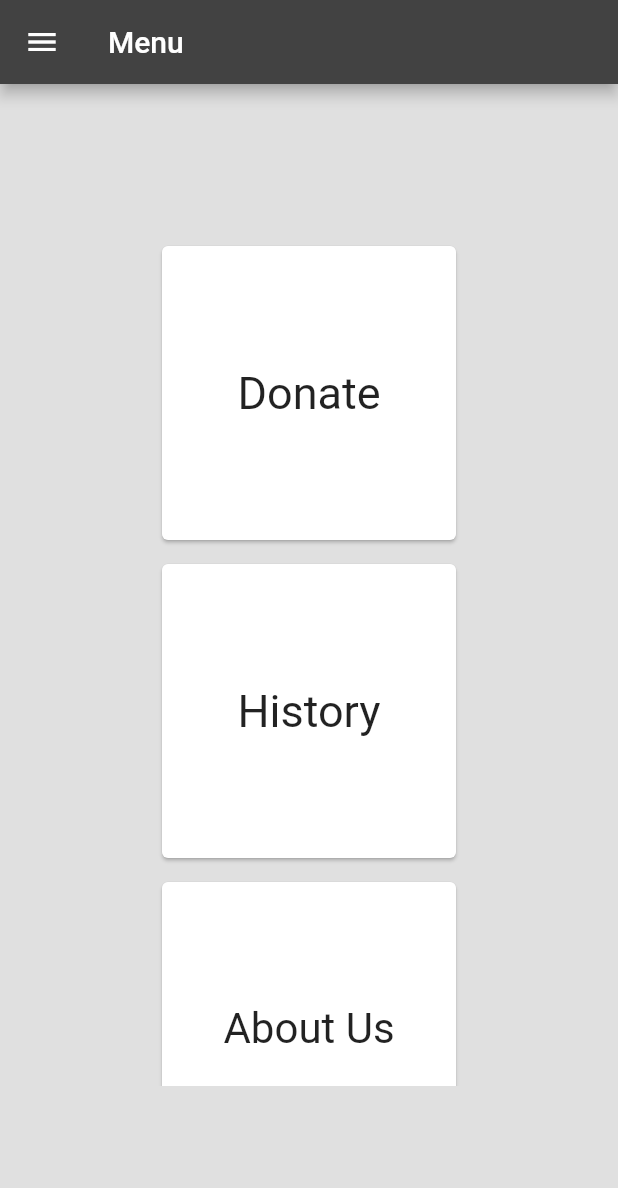
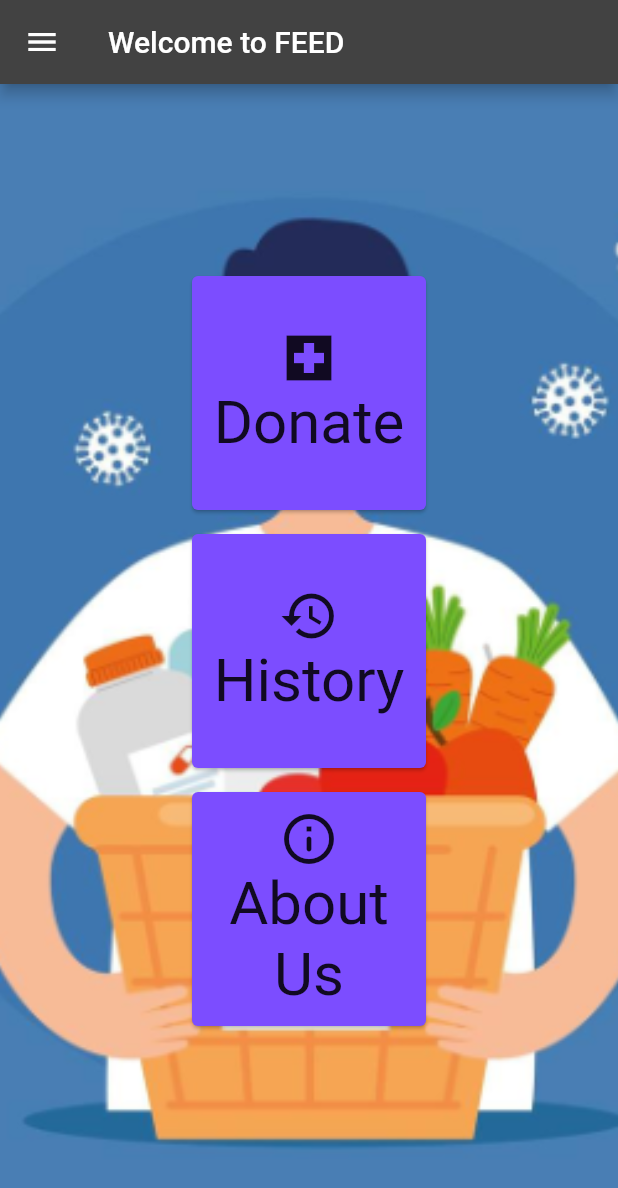
Before and after one commit to SauravSushil/FEED-App, a Flutter app: the DonateHome screen opened by its route, on a phone screen of 412 x 824 dp. Shown: the top 1188 px of the screen. Run offline on Flutter 3.47's test engine with Material 2 defaults, Android fonts, the phone set to English and light mode, and no system bars; our stand-ins replace cloud_firestore, firebase_auth, firebase_core, geolocator, google_fonts, google_maps_flutter; accounts and stored records are empty.

Commit message:
Donate homepage change

```diff
--- a/lib/DonateHome.dart
+++ b/lib/DonateHome.dart
@@ -1,8 +1,10 @@
 import 'package:Feed/aboutUs.dart';
 import 'package:Feed/login_page.dart';
+import 'package:cloud_firestore/cloud_firestore.dart';
 import 'package:flutter/material.dart';
 import 'package:flutter/src/widgets/container.dart';
 import 'package:flutter/src/widgets/framework.dart';
+import 'package:geolocator/geolocator.dart';
 import 'Donatepage.dart';
 import 'package:Feed/donations_page.dart';
 
@@ -14,68 +16,184 @@ class DonateHome extends StatefulWidget {
 }
 
 class _DonateHomeState extends State<DonateHome> {
+  Future<Map<String, String>> getCurrentPosition() async {
+    LocationPermission permission = await Geolocator.checkPermission();
+    if (permission == LocationPermission.denied ||
+        permission == LocationPermission.deniedForever) {
+      print("Permissions not given");
+      LocationPermission asked = await Geolocator.requestPermission();
+      return {"Latitude": "", "Longitude": ""};
+    } else {
+      Position currentposition = await Geolocator.getCurrentPosition(
+          desiredAccuracy: LocationAccuracy.best);
+      print("Latitude: " + currentposition.latitude.toString());
+      print("Longitude: " + currentposition.longitude.toString());
+      return {
+        "Latitude": currentposition.latitude.toString(),
+        "Longitude": currentposition.longitude.toString()
+      };
+    }
+  }
+
+  final CollectionReference _posts =
+      FirebaseFirestore.instance.collection("Posts");
+
+  final TextEditingController _foodTypeController = TextEditingController();
+  final TextEditingController _foodAmtController = TextEditingController();
+  final TextEditingController _donorController = TextEditingController();
+  final TextEditingController _phNumController = TextEditingController();
+  final TextEditingController _pTimeController = TextEditingController();
+  final TextEditingController _pDateController = TextEditingController();
+  final TextEditingController _pLocationController = TextEditingController();
+
+  Future<void> _create([DocumentSnapshot? documentSnapshot]) async {
+    await showModalBottomSheet(
+        isScrollControlled: true,
+        context: context,
+        builder: (BuildContext ctx) {
+          return Padding(
+            padding: EdgeInsets.only(
+                top: 20,
+                left: 20,
+                right: 20,
+                bottom: MediaQuery.of(ctx).viewInsets.bottom + 20),
+            child: Column(
+              mainAxisSize: MainAxisSize.min,
+              crossAxisAlignment: CrossAxisAlignment.start,
+              children: [
+                TextField(
+                  controller: _foodTypeController,
+                  decoration: const InputDecoration(labelText: 'Food Type'),
+                ),
+                TextField(
+                  keyboardType:
+                      const TextInputType.numberWithOptions(decimal: true),
+                  controller: _foodAmtController,
+                  decoration: const InputDecoration(
+                    labelText: 'Food Amount',
+                  ),
+                ),
+                TextField(
+                  controller: _donorController,
+                  decoration: const InputDecoration(labelText: 'Donor'),
+                ),
+                TextField(
+                  controller: _phNumController,
+                  decoration: const InputDecoration(labelText: 'Phone Number'),
+                ),
+                TextField(
+                  controller: _pTimeController,
+                  decoration: const InputDecoration(labelText: 'Pickup Time'),
+                ),
+                TextField(
+                  controller: _pLocationController,
+                  decoration:
+                      const InputDecoration(labelText: 'Pickup Location'),
+                ),
+                const SizedBox(
+                  height: 20,
+                ),
+                ElevatedButton(
+                  onPressed: () {
+                    getCurrentPosition();
+                  },
+                  child: Text("Location"),
+                ),
+                ElevatedButton(
+                  child: const Text('Create'),
+                  onPressed: () async {
+                    final String foodType = _foodTypeController.text;
+                    final String pLocation = _pLocationController.text;
+                    final String pDate = _pDateController.text;
+                    final String pTime = _pTimeController.text;
+                    final String phNum = _phNumController.text;
+                    final double? foodAmt =
+                        double.tryParse(_foodAmtController.text);
+                    if (foodAmt != null) {
+                      Map<String, String> location = await getCurrentPosition();
+                      await _posts.add({
+                        "Food Type": foodType,
+                        "Food Amount": foodAmt,
+                        "Longitude": location['Longitude'],
+                        "Latitude": location["Latitude"]
+                      });
+
+                      _foodTypeController.text = '';
+                      _foodAmtController.text = '';
+                      _pLocationController.text = '';
+                      _pDateController.text = '';
+                      _pTimeController.text = '';
+                      _phNumController.text = '';
+                      Navigator.of(context).pop();
+                    }
+                  },
+                )
+              ],
+            ),
+          );
+        });
+  }
+
+  Future<void> _delete(String productId) async {
+    await _posts.doc(productId).delete();
+
+    ScaffoldMessenger.of(context).showSnackBar(
+        const SnackBar(content: Text("You have successfully deleted a post")));
+  }
+
   @override
   Widget build(BuildContext context) {
     return Scaffold(
       appBar: AppBar(
-        title: const Text('Menu'),
+        title: const Text('Welcome to FEED'),
         backgroundColor: Colors.grey[800],
       ),
-      backgroundColor: Colors.grey[300],
-      drawer:  Drawer(
+      //backgroundColor: Color.fromARGB(255, 207, 207, 207),
+      drawer: Drawer(
         child: ListView(
-          children: const <Widget>[
+          children: <Widget>[
             ListTile(
-              leading: Icon(Icons.account_box_outlined),
-              title: Text('Profile'),
-            ),
-            ListTile(
-              leading: Icon(Icons.contact_page_outlined),
-              title: Text('Contact Us'),
-            ),
-            ListTile(
-              leading: Icon(Icons.mail),
-              title: Text('Past Work'),
-            ),
-            ListTile(
-              leading: Icon(Icons.settings),
-              title: Text('Settings'),
-            ),
-            ListTile(
-              leading: Icon(Icons.support_agent_outlined),
-              title: Text('Help'),
-            ),
-            ListTile(
-              leading: Icon(Icons.logout_outlined),
-              title: Text('Logout'),
+              leading: const Icon(Icons.logout_outlined),
+              title: const Text('Logout'),
+              onTap: () {
+                Navigator.push(
+                    context,
+                    MaterialPageRoute(
+                      builder: (context) => const LoginPage(),
+                    ));
+              },
             ),
           ],
         ),
       ),
       body: Container(
-        padding: const EdgeInsets.all(100.0),
+        decoration: const BoxDecoration(
+          image: DecorationImage(
+              image: AssetImage("assets/images/try3.png"),
+              fit: BoxFit.fitHeight),
+        ),
+        padding: const EdgeInsets.all(120.0),
         child: GridView.count(
           crossAxisCount: 1,
           children: <Widget>[
             //Btn 1
             Card(
               margin: const EdgeInsets.all(8.0),
+              color: Colors.deepPurpleAccent,
               child: InkWell(
-                onTap: () {
-                  Navigator.push(
-                      context,
-                      MaterialPageRoute(
-                        builder: (context) => const DonatePage(),
-                      ));
-                },
+                onTap: () => _create(),
                 splashColor: Colors.grey,
                 child: Center(
                   child: Column(
                     mainAxisSize: MainAxisSize.min,
                     children: const <Widget>[
+                      Icon(
+                        Icons.local_hospital_sharp,
+                        size: 40,
+                      ),
                       Text(
                         'Donate',
-                        style: TextStyle(fontSize: 30),
+                        style: TextStyle(fontSize: 40),
                       )
                     ],
                   ),
@@ -86,6 +204,7 @@ class _DonateHomeState extends State<DonateHome> {
             //Btn 2
             Card(
               margin: const EdgeInsets.all(8.0),
+              color: Colors.deepPurpleAccent,
               child: InkWell(
                 onTap: () {
                   Navigator.push(
@@ -99,9 +218,13 @@ class _DonateHomeState extends State<DonateHome> {
                   child: Column(
                     mainAxisSize: MainAxisSize.min,
                     children: const <Widget>[
+                      Icon(
+                        Icons.history_sharp,
+                        size: 40,
+                      ),
                       Text(
                         'History',
-                        style: TextStyle(fontSize: 30),
+                        style: TextStyle(fontSize: 40),
                       )
                     ],
                   ),
@@ -112,6 +235,7 @@ class _DonateHomeState extends State<DonateHome> {
             //Btn 3
             Card(
               margin: const EdgeInsets.all(8.0),
+              color: Colors.deepPurpleAccent,
               child: InkWell(
                 onTap: () {
                   Navigator.push(
@@ -120,14 +244,19 @@ class _DonateHomeState extends State<DonateHome> {
                         builder: (context) => const aboutUsPage(),
                       ));
                 },
-                splashColor: Colors.deepPurpleAccent,
+                splashColor: Colors.grey,
                 child: Center(
                   child: Column(
                     mainAxisSize: MainAxisSize.min,
                     children: const <Widget>[
+                      Icon(
+                        Icons.info_outline_rounded,
+                        size: 40,
+                      ),
                       Text(
                         'About Us',
-                        style: TextStyle(fontSize: 28),
+                        style: TextStyle(fontSize: 40),
+                        textAlign: TextAlign.center,
                       )
                     ],
                   ),
```
Also changed, not shown: assets/images/try3.png (added), pubspec.lock.
